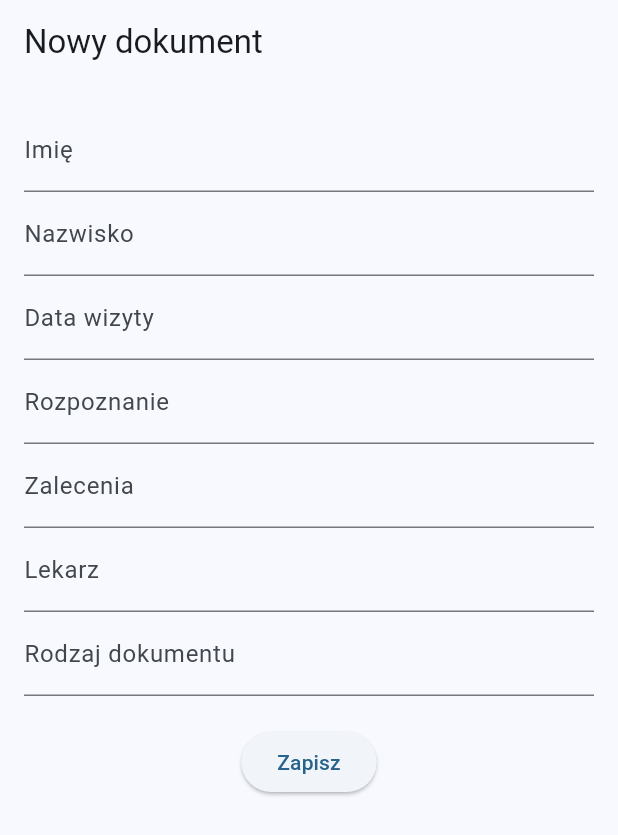
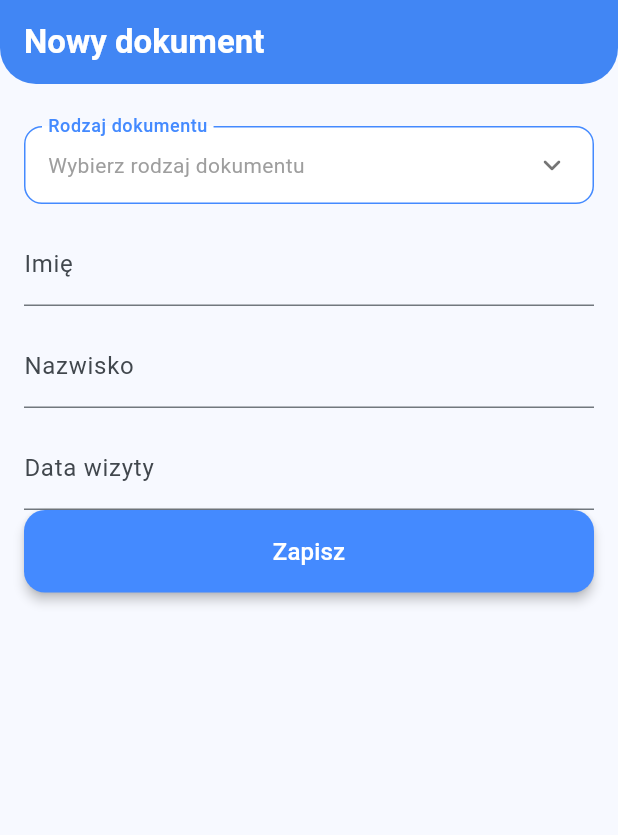
Before and after one commit to tykhonchuk/Appka, a Flutter app: the EditDocumentPage screen opened by its route, on a phone screen of 412 x 824 dp. Shown: the top 835 px of the screen. Run offline on Flutter 3.47's test engine with Material 3 defaults, Android fonts, the phone set to English and light mode, and no system bars; our stand-ins replace camera, file_picker, firebase_auth, firebase_core, firebase_storage, flutter_bloc and 4 more; missing offline and left inert: flutter_pdfview; accounts and stored records are empty; generated files the repository leaves out were written again; network calls fail; statements that could not run were skipped.

Commit message:
dropdown menu to select type of doc

```diff
--- a/lib/pages/edit_document_page.dart
+++ b/lib/pages/edit_document_page.dart
@@ -1,5 +1,4 @@
 import 'dart:io';
-
 import 'package:appka/config/pages_route.dart';
 import 'package:appka/cubit/document_cubit.dart';
 import 'package:appka/cubit/firebase_storage_cubit.dart';
@@ -27,37 +26,51 @@ class _EditDocumentPageState extends State<EditDocumentPage> {
   File? pickedFile;
   String? ocrText;
 
+  String? _selectedDocType;
+  bool _isDocTypeExpanded = false;
+
+  final List<String> _docTypes = [
+    'Karta informacyjna',
+    'Wyniki badań',
+    'Recepta',
+    'Zaświadczenie lekarskie',
+    'Inny',
+  ];
+
+  bool get _showDiagnosis =>
+      _selectedDocType == 'Karta informacyjna' ||
+          _selectedDocType == 'Zaświadczenie lekarskie';
+
+  bool get _showRecommendations =>
+      _selectedDocType == 'Karta informacyjna' ||
+          _selectedDocType == 'Zaświadczenie lekarskie';
+
+  bool get _showDoctor =>
+      _selectedDocType == 'Karta informacyjna' ||
+          _selectedDocType == 'Zaświadczenie lekarskie' ||
+          _selectedDocType == 'Recepta' ||
+          _selectedDocType == 'Wyniki badań';
+
   bool get isEdit => widget.initialData?["id"] != null;
 
   @override
   void initState() {
     super.initState();
-    firstNameController = TextEditingController(
-      text: widget.initialData?["patient_first_name"] ?? "",
-    );
-    lastNameController = TextEditingController(
-      text: widget.initialData?["patient_last_name"] ?? "",
-    );
-    dateController = TextEditingController(
-      text: widget.initialData?["visit_date"] ?? "",
-    );
-    diagnosisController = TextEditingController(
-      text: widget.initialData?["diagnosis"] ?? "",
-    );
-    recommendationsController = TextEditingController(
-      text: widget.initialData?["recommendations"] ?? "",
-    );
-    doctorController = TextEditingController(
-      text: widget.initialData?["doctor_name"] ?? "",
-    );
-    docTypeController = TextEditingController(
-      text: widget.initialData?["document_type"] ?? "",
-    );
 
-    // plik może przyjść z OCR (nowy dokument)
-    // przy edycji z listy zazwyczaj go nie będzie
+    firstNameController = TextEditingController(text: widget.initialData?["patient_first_name"] ?? "");
+    lastNameController = TextEditingController(text: widget.initialData?["patient_last_name"] ?? "");
+    dateController = TextEditingController(text: widget.initialData?["visit_date"] ?? "");
+    diagnosisController = TextEditingController(text: widget.initialData?["diagnosis"] ?? "");
+    recommendationsController = TextEditingController(text: widget.initialData?["recommendations"] ?? "");
+    doctorController = TextEditingController(text: widget.initialData?["doctor_name"] ?? "");
+    docTypeController = TextEditingController(text: widget.initialData?["document_type"] ?? "");
+
     pickedFile = widget.initialData?["file"];
     ocrText = widget.initialData?["ocr_text"];
+
+    if (docTypeController.text.isNotEmpty) {
+      _selectedDocType = docTypeController.text;
+    }
   }
 
   @override
@@ -72,33 +85,120 @@ class _EditDocumentPageState extends State<EditDocumentPage> {
     super.dispose();
   }
 
+  // ██████████████████████████████████████
+  // „ŁADNY” DROPDOWN – JAK TEXTFIELD
+  // ██████████████████████████████████████
+
+  Widget _buildDocTypeField() {
+    return Column(
+      crossAxisAlignment: CrossAxisAlignment.start,
+      children: [
+        GestureDetector(
+          onTap: () {
+            setState(() {
+              _isDocTypeExpanded = !_isDocTypeExpanded;
+            });
+          },
+          child: InputDecorator(
+            decoration: InputDecoration(
+              labelText: 'Rodzaj dokumentu',
+              labelStyle: const TextStyle(
+                color: Colors.blueAccent,
+                fontWeight: FontWeight.w500,
+              ),
+              border: OutlineInputBorder(
+                borderRadius: BorderRadius.circular(12),
+              ),
+              enabledBorder: OutlineInputBorder(
+                borderRadius: BorderRadius.circular(12),
+                borderSide: const BorderSide(color: Colors.blueAccent),
+              ),
+              focusedBorder: const OutlineInputBorder(
+                borderRadius: BorderRadius.all(Radius.circular(12)),
+                borderSide: BorderSide(color: Colors.blueAccent, width: 2),
+              ),
+              filled: true,
+              fillColor: Colors.white,
+              contentPadding: const EdgeInsets.symmetric(horizontal: 12, vertical: 14),
+            ),
+            child: Row(
+              mainAxisAlignment: MainAxisAlignment.spaceBetween,
+              children: [
+                Expanded(
+                  child: Text(
+                    _selectedDocType ?? "Wybierz rodzaj dokumentu",
+                    style: TextStyle(
+                      fontSize: 14,
+                      color: _selectedDocType == null ? Colors.grey : Colors.black,
+                    ),
+                  ),
+                ),
+                Icon(
+                  _isDocTypeExpanded
+                      ? Icons.keyboard_arrow_up_rounded
+                      : Icons.keyboard_arrow_down_rounded,
+                  color: Colors.black54,
+                ),
+              ],
+            ),
+          ),
+        ),
+
+        if (_isDocTypeExpanded)
+          Card(
+            elevation: 4,
+            margin: const EdgeInsets.only(top: 4),
+            shape: RoundedRectangleBorder(
+              borderRadius: BorderRadius.circular(12),
+            ),
+            child: Column(
+              children: _docTypes.map((type) {
+                final isSelected = type == _selectedDocType;
+                return ListTile(
+                  dense: true,
+                  title: Text(
+                    type,
+                    style: TextStyle(
+                      fontSize: 14,
+                      fontWeight: isSelected ? FontWeight.w600 : FontWeight.normal,
+                    ),
+                  ),
+                  onTap: () {
+                    setState(() {
+                      _selectedDocType = type;
+                      docTypeController.text = type;
+                      _isDocTypeExpanded = false;
+                    });
+                  },
+                );
+              }).toList(),
+            ),
+          ),
+      ],
+    );
+  }
+
+  // ██████████████████████████████████████
+  //               BUILD
+  // ██████████████████████████████████████
+
   @override
   Widget build(BuildContext context) {
     return BlocListener<DocumentCubit, DocumentState>(
       listener: (context, state) async {
         if (state is DocumentSuccess) {
           ScaffoldMessenger.of(context).showSnackBar(
-            SnackBar(
-              content: Text(
-                isEdit ? "Dokument zaktualizowany!" : "Dokument dodany!",
-              ),
-            ),
+            SnackBar(content: Text(isEdit ? "Dokument zaktualizowany!" : "Dokument dodany!")),
           );
 
-          if (isEdit) {
-            // wracamy do poprzedniego ekranu i mówimy "zaktualizowano"
-            Navigator.of(context).pop(true);
-          } else {
-            // nowy dokument – jak wcześniej, wracamy do home
-            context.push(PagesRoute.homePage.path);
-          }
+          isEdit
+              ? Navigator.of(context).pop(true)
+              : context.push(PagesRoute.homePage.path);
         } else if (state is DocumentError) {
           ScaffoldMessenger.of(context).showSnackBar(
             SnackBar(
               content: Text(
-                state.message ?? (isEdit
-                    ? "Błąd podczas edycji dokumentu"
-                    : "Błąd podczas dodawania dokumentu"),
+                state.message ?? (isEdit ? "Błąd podczas edycji" : "Błąd podczas dodawania"),
               ),
             ),
           );
@@ -106,72 +206,100 @@ class _EditDocumentPageState extends State<EditDocumentPage> {
       },
       child: Scaffold(
         appBar: AppBar(
-          title: Text(isEdit ? "Edycja dokumentu" : "Nowy dokument"),
+          title: Text(isEdit ? "Edycja dokumentu" : "Nowy dokument",
+            style: const TextStyle(fontWeight: FontWeight.w600),
           ),
+          backgroundColor: Colors.blueAccent,
+          foregroundColor: Colors.white,
+          elevation: 4,
+          shape: const RoundedRectangleBorder(
+            borderRadius: BorderRadius.vertical(bottom: Radius.circular(24)),
+          ),
+        ),
+
         body: SafeArea(
           child: SingleChildScrollView(
             padding: const EdgeInsets.all(16),
             child: Column(
               children: [
+                const SizedBox(height: 12),
+
+                _buildDocTypeField(),
+                const SizedBox(height: 12),
                 TextField(
                   controller: firstNameController,
                   decoration: const InputDecoration(labelText: "Imię"),
                 ),
+                const SizedBox(height: 12),
+
                 TextField(
                   controller: lastNameController,
                   decoration: const InputDecoration(labelText: "Nazwisko"),
                 ),
+                const SizedBox(height: 12),
+
                 TextField(
                   controller: dateController,
                   decoration: const InputDecoration(labelText: "Data wizyty"),
                 ),
+
+
+                if (_showDiagnosis)
                   TextField(
                     controller: diagnosisController,
                     decoration: const InputDecoration(labelText: "Rozpoznanie"),
                   ),
+                if (_showDiagnosis) const SizedBox(height: 12),
+
+                if (_showRecommendations)
                   TextField(
                     controller: recommendationsController,
                     decoration: const InputDecoration(labelText: "Zalecenia"),
                   ),
+                if (_showRecommendations) const SizedBox(height: 12),
+
+                if (_showDoctor)
                   TextField(
                     controller: doctorController,
                     decoration: const InputDecoration(labelText: "Lekarz"),
                   ),
-                TextField(
-                  controller: docTypeController,
-                  decoration:
-                  const InputDecoration(labelText: "Rodzaj dokumentu"),
+                if (_showDoctor) const SizedBox(height: 20),
+
+                SizedBox(
+                  width: double.infinity,
+                  child: ElevatedButton(
+                    style: ElevatedButton.styleFrom(
+                      backgroundColor: Colors.blueAccent,
+                      foregroundColor: Colors.white,
+                      padding: const EdgeInsets.symmetric(vertical: 16),
+                      shape: RoundedRectangleBorder(
+                        borderRadius: BorderRadius.circular(14),
                       ),
-                const SizedBox(height: 20),
-                ElevatedButton(
+                      elevation: 3,
+                    ),
                     onPressed: () async {
-                    final firebaseCubit =
-                    context.read<FirebaseStorageCubit>();
+                      final firebaseCubit = context.read<FirebaseStorageCubit>();
                       final docCubit = context.read<DocumentCubit>();
 
-                    // 1️⃣ dane pliku bazowe – z initialData (np. przy edycji)
                       String? fileUrl = widget.initialData?["file_url"];
                       String? filename = widget.initialData?["filename"];
                       String? fileType = widget.initialData?["file_type"];
 
-                    // 2️⃣ jeśli mamy lokalny plik (np. z OCR / nowy dok)
-                    //    lub dodasz później możliwość podmiany pliku przy edycji
                       final file = pickedFile;
                       if (file != null) {
-                      // jeśli brak typu/nazwy, bierzemy z ścieżki
                         fileType ??= file.path.split('.').last;
                         filename ??= file.path.split('/').last;
-
                         final uploadedUrl = await firebaseCubit.uploadFile(file);
-                      if (uploadedUrl != null) {
-                        fileUrl = uploadedUrl;
-                      }
+                        if (uploadedUrl != null) fileUrl = uploadedUrl;
                       }
 
-                    // 3️⃣ fallbacki, gdyby nadal czegoś brakowało
                       fileType ??= "pdf";
-                    filename ??=
-                    "document_${DateTime.now().millisecondsSinceEpoch}.$fileType";
+                      filename ??= "document_${DateTime.now().millisecondsSinceEpoch}.$fileType";
+
+                      int? fileSizeBytes;
+                      if (pickedFile != null && await pickedFile!.exists()) {
+                        fileSizeBytes = await pickedFile!.length();
+                      }
 
                       final payload = {
                         'patient_first_name': firstNameController.text,
@@ -180,23 +308,22 @@ class _EditDocumentPageState extends State<EditDocumentPage> {
                         'diagnosis': diagnosisController.text,
                         'recommendations': recommendationsController.text,
                         'doctor_name': doctorController.text,
-                      'document_type': docTypeController.text,
+                        'document_type': _selectedDocType ?? docTypeController.text,
                         'file_url': fileUrl,
                         'filename': filename,
                         'file_type': fileType,
                         'ocr_text': ocrText ?? "",
+                        'file_size_bytes': fileSizeBytes,
                       };
 
-                    if (isEdit && widget.initialData?["id"] != null) {
-                      // ✏️ tryb edycji
-                      final id = widget.initialData!["id"] as int;
-                      await docCubit.updateDocument(id, payload);
+                      if (isEdit) {
+                        await docCubit.updateDocument(widget.initialData!["id"], payload);
                       } else {
-                      // ➕ nowy dokument
                         docCubit.addDocument(payload);
                       }
                     },
-                  child: const Text("Zapisz"),
+                    child: const Text("Zapisz", style: TextStyle(fontSize: 16)),
+                  ),
                 ),
               ],
             ),
```
Lines whose indentation alone changed are shown as unchanged.
